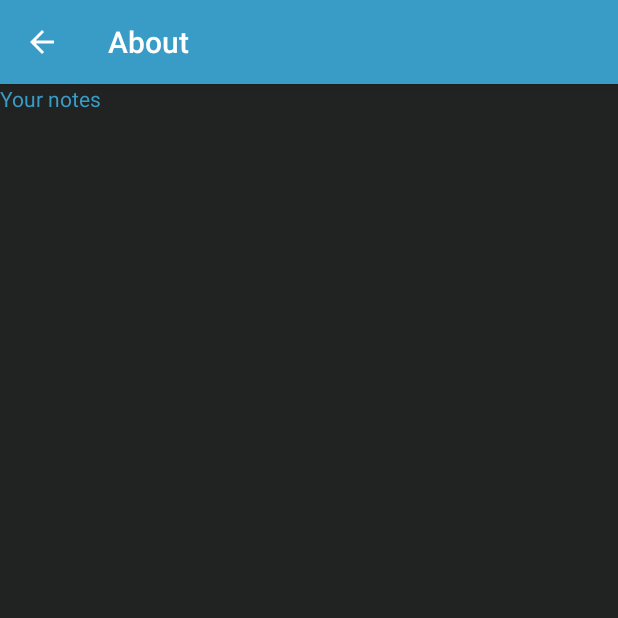
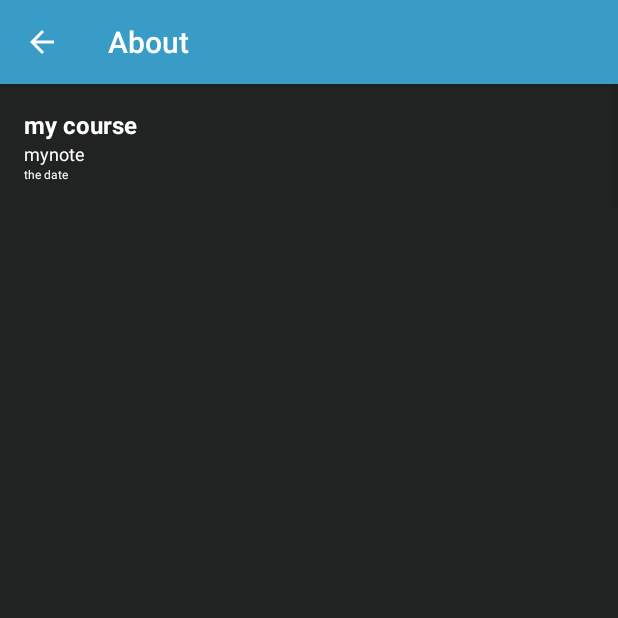
Before and after one commit to sylviestephanie/Menu_1, an Android app: the NotesActivity screen opened directly, with no data from a screen before it, on a phone screen of 412 x 824 dp, the top half of it. Run offline under Robolectric (Android 15) with nearby library versions, the phone set to English and light mode, and no system bars.

Commit message:
prepare Note, recycleview

```diff
--- /dev/null
+++ b/app/src/main/java/id/ac/umn/mobile/menu_1/Notes.java
@@ -0,0 +1,27 @@
+package id.ac.umn.mobile.menu_1;
+
+/**
+ * Created by abdelhaq on 03-Dec-16.
+ */
+
+public class Notes {
+    public String id,course,note,date;
+    public Notes(String id,String course,String note,String date){
+        this.id=id;
+        this.course=course;
+        this.note=note;
+        this.date=date;
+    }
+    public String getId(){
+        return id;
+    }
+    public String getCourse(){
+        return course;
+    }
+    public String getNote(){
+        return note;
+    }
+    public String getDate(){
+        return date;
+    }
+}
--- a/app/src/main/java/id/ac/umn/mobile/menu_1/NotesActivity.java
+++ b/app/src/main/java/id/ac/umn/mobile/menu_1/NotesActivity.java
@@ -1,24 +1,62 @@
 package id.ac.umn.mobile.menu_1;
 
+import android.content.SharedPreferences;
+import android.os.AsyncTask;
 import android.support.v7.app.AppCompatActivity;
 import android.os.Bundle;
+import android.support.v7.widget.DefaultItemAnimator;
+import android.support.v7.widget.LinearLayoutManager;
+import android.support.v7.widget.RecyclerView;
 import android.support.v7.widget.Toolbar;
+import android.util.Log;
 import android.view.MenuItem;
 
+import org.json.JSONArray;
+import org.json.JSONException;
+import org.json.JSONObject;
+
+import java.util.ArrayList;
+import java.util.List;
+
 public class NotesActivity extends AppCompatActivity {
-
+    private NotesAdapter notesAdapter;
+    private List<Notes> notesList2 = new ArrayList<>();
+    private RecyclerView recyclerView;
     @Override
     protected void onCreate(Bundle savedInstanceState) {
         super.onCreate(savedInstanceState);
         setContentView(R.layout.activity_notes);
-        Toolbar toolbar = (Toolbar) findViewById(R.id.toolbar_about);
+        Toolbar toolbar = (Toolbar) findViewById(R.id.toolbar_notes);
         if (toolbar != null) {
             toolbar.setTitle("About");
             setSupportActionBar(toolbar);
             getSupportActionBar().setDisplayHomeAsUpEnabled(true);
             getSupportActionBar().setDisplayShowHomeEnabled(true);
         }
+
+
+        recyclerView=(RecyclerView)findViewById(R.id.rv_notes);
+
+        notesAdapter = new NotesAdapter(notesList2);
+        RecyclerView.LayoutManager mLayoutManager = new LinearLayoutManager(getApplicationContext());
+        recyclerView.setLayoutManager(mLayoutManager);
+        recyclerView.setItemAnimator(new DefaultItemAnimator());
+        recyclerView.setAdapter(notesAdapter);
+
+
+        prepareNotes();
     }
+
+    private void prepareNotes() {
+        Notes n=new Notes("1","my course","mynote","the date");
+        notesList2.add(n);
+         n=new Notes("2","my course2","mynote2","the date2");
+        notesList2.add(n);
+        n=new Notes("2","my course2","mynote2","the date2");
+        notesList2.add(n);
+        notesAdapter.notifyDataSetChanged();
+    }
+
     public boolean onOptionsItemSelected(MenuItem item) {
         // handle arrow click here
         if (item.getItemId() == android.R.id.home) {
@@ -27,4 +65,41 @@ public class NotesActivity extends AppCompatActivity {
 
         return super.onOptionsItemSelected(item);
     }
+
+    private class GetNotes extends AsyncTask<String,Void,JSONArray>{
+
+        @Override
+        protected void onPostExecute(JSONArray jsonArray) {
+            super.onPostExecute(jsonArray);
+
+        }
+
+        @Override
+        protected JSONArray doInBackground(String... params) {
+            SharedPreferences pref
+                    = getSharedPreferences("LOGIN_PREFERENCES", MODE_PRIVATE);
+            WebService webService = new WebService("http://learnit-database.esy.es/get_notes.php?username="+pref.getString("USERNAME",""),"GET", "");
+            String jsonString = webService.responseBody;
+            Log.d("result", jsonString);
+            try
+            {
+                JSONArray notes = new JSONArray(jsonString);
+                return notes;
+//                for (int i = 0; i < profileArray.length(); i++) {
+//                    JSONObject obj = profileArray.getJSONObject(i);
+//                    fullname = obj.getString("fullname");
+//                    score = obj.getInt("score");
+//                    image = obj.getString("image");
+//                    time_spent = obj.getInt("time_spent");
+//                    //image = image.replaceAll("\\\\", "");
+//                    Log.e("ABDEL",image);
+//                }
+            }
+            catch (JSONException e)
+            {
+                e.printStackTrace();
+            }
+            return null;
+        }
+    }
 }
--- /dev/null
+++ b/app/src/main/java/id/ac/umn/mobile/menu_1/NotesAdapter.java
@@ -0,0 +1,50 @@
+package id.ac.umn.mobile.menu_1;
+
+import android.support.v7.widget.RecyclerView;
+import android.view.LayoutInflater;
+import android.view.View;
+import android.view.ViewGroup;
+import android.widget.TextView;
+
+import java.util.List;
+
+/**
+ * Created by abdelhaq on 03-Dec-16.
+ */
+
+public class NotesAdapter extends RecyclerView.Adapter<NotesAdapter.MyViewHolder> {
+    private List<Notes> noteList;
+
+    public NotesAdapter(List<Notes> noteList){
+        this.noteList=noteList;
+    }
+    @Override
+    public MyViewHolder onCreateViewHolder(ViewGroup parent, int viewType) {
+        View itemView= LayoutInflater.from(parent.getContext()).inflate(R.layout.notes_row,parent,false);
+        return new MyViewHolder(itemView);
+    }
+
+    @Override
+    public void onBindViewHolder(MyViewHolder holder, int position) {
+        Notes notes=noteList.get(position);
+        holder.title.setText(notes.getCourse());
+        holder.note.setText(notes.getNote());
+        holder.date.setText(notes.getDate());
+    }
+
+    @Override
+    public int getItemCount() {
+        return noteList.size();
+    }
+
+    public class MyViewHolder extends RecyclerView.ViewHolder{
+        public TextView title,note,date;
+        public MyViewHolder(View itemView) {
+            super(itemView);
+            title=(TextView) itemView.findViewById(R.id.title);
+            note=(TextView) itemView.findViewById(R.id.note);
+            date=(TextView) itemView.findViewById(R.id.date);
+        }
+    }
+
+}
--- a/app/src/main/res/layout/activity_notes.xml
+++ b/app/src/main/res/layout/activity_notes.xml
@@ -1,5 +1,5 @@
 <?xml version="1.0" encoding="utf-8"?>
-<LinearLayout xmlns:android="http://schemas.android.com/apk/res/android"
+<RelativeLayout xmlns:android="http://schemas.android.com/apk/res/android"
     xmlns:tools="http://schemas.android.com/tools"
     xmlns:app="http://schemas.android.com/apk/res-auto"
     xmlns:fab="http://schemas.android.com/apk/res-auto"
@@ -8,10 +8,11 @@
     android:layout_height="match_parent"
     android:orientation="vertical"
     tools:context="id.ac.umn.mobile.menu_1.NotesActivity"
-    android:background="@color/backgroundDark">
+    android:background="@color/backgroundDark"
+    app:layout_behavior="@string/appbar_scrolling_view_behavior">
 
     <android.support.v7.widget.Toolbar
-        android:id="@+id/toolbar_about"
+        android:id="@+id/toolbar_notes"
         android:layout_width="match_parent"
         android:layout_height="wrap_content"
         android:elevation="4dp"
@@ -20,10 +21,10 @@
         />
 
 
-    <TextView
+    <android.support.v7.widget.RecyclerView
         android:layout_width="match_parent"
-        android:layout_height="0dp"
-        android:layout_weight="0.5"
-        android:textColor="@color/colorPrimary"
-        android:text="Your notes"/>
-</LinearLayout>
+        android:layout_height="wrap_content"
+        android:scrollbars="vertical"
+        android:layout_below="@+id/toolbar_notes"
+        android:id="@+id/rv_notes" />
+</RelativeLayout>
--- /dev/null
+++ b/app/src/main/res/layout/notes_row.xml
@@ -0,0 +1,32 @@
+<?xml version="1.0" encoding="utf-8"?>
+<RelativeLayout xmlns:android="http://schemas.android.com/apk/res/android"
+    android:layout_width="match_parent" android:layout_height="match_parent"
+    android:focusable="true"
+    android:padding="16dp"
+    android:clickable="true"
+    >
+
+    <TextView
+        android:id="@+id/title"
+        android:textStyle="bold"
+        android:textSize="16dp"
+        android:layout_alignParentTop="true"
+        android:textColor="@color/textColorPrimary"
+        android:layout_width="match_parent"
+        android:layout_height="wrap_content" />
+    <TextView
+        android:id="@+id/note"
+        android:textSize="12dp"
+        android:layout_below="@+id/title"
+        android:textColor="@color/textColorPrimary"
+        android:layout_width="match_parent"
+        android:layout_height="wrap_content" />
+    <TextView
+        android:id="@+id/date"
+        android:textSize="8dp"
+        android:layout_below="@+id/note"
+        android:textColor="@color/textColorPrimary"
+        android:layout_width="match_parent"
+        android:layout_height="wrap_content" />
+
+</RelativeLayout>
```
